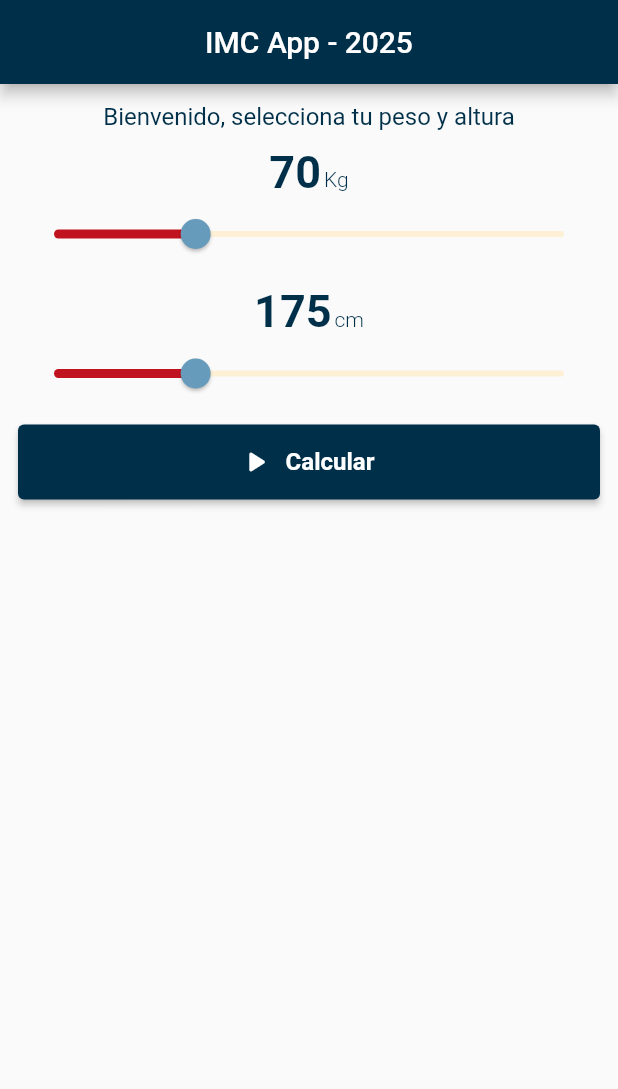
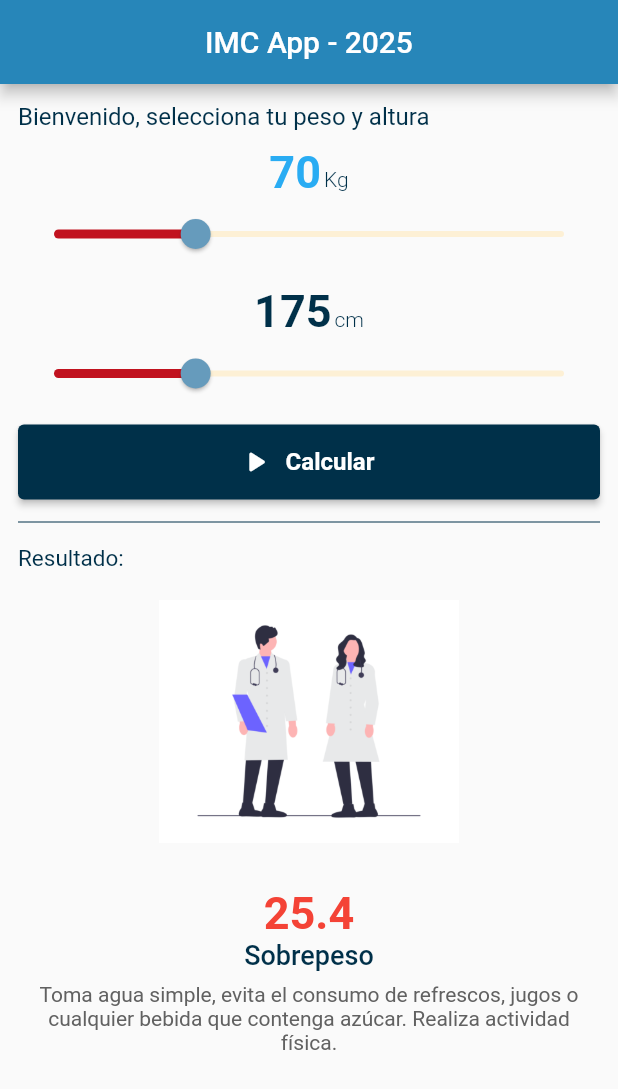
Before and after one commit to emersonTH1/app07_imc_20242, a Flutter app: the screen it shows after launch, on a phone screen of 412 x 824 dp. Shown: the top 1089 px of the screen. Run offline on Flutter 3.47's test engine with Material 3 defaults, Android fonts, the phone set to English and light mode, and no system bars.

Commit message:
se colmino

```diff
--- a/lib/home_page.dart
+++ b/lib/home_page.dart
@@ -7,13 +7,14 @@ class HomePage extends StatelessWidget {
   Widget build(BuildContext context) {
     return Scaffold(
       appBar: AppBar(
-        backgroundColor: Color(0xFF003049),
+        backgroundColor: Color.fromARGB(255, 39, 134, 185),
         title: Text("IMC App - 2025"),
         centerTitle: true,
       ),
       body: Padding(
         padding: const EdgeInsets.all(12.0),
         child: Column(
+          crossAxisAlignment: CrossAxisAlignment.start,
           children: [
             Text(
               "Bienvenido, selecciona tu peso y altura",
@@ -22,9 +23,7 @@ class HomePage extends StatelessWidget {
                 color: Color(0xFF003049),
               ),
             ),
-            SizedBox(
-              height: 10.0,
-            ),
+            SizedBox(height: 10.0),
             Row(
               mainAxisAlignment: MainAxisAlignment.center,
               crossAxisAlignment: CrossAxisAlignment.baseline,
@@ -35,12 +34,10 @@ class HomePage extends StatelessWidget {
                   style: TextStyle(
                     fontSize: 30.0,
                     fontWeight: FontWeight.bold,
-                    color: Color(0xFF003049),
+                    color: Color.fromARGB(255, 41, 172, 243),
                   ),
                 ),
-                SizedBox(
-                  width: 2.0,
-                ),
+                SizedBox(width: 2.0),
                 Text(
                   "Kg",
                   style: TextStyle(
@@ -56,14 +53,8 @@ class HomePage extends StatelessWidget {
               min: 20,
               max: 200,
               onChanged: (double value) {},
-              // activeColor: Colors.amber,
-              // inactiveColor: Colors.blue,
-              // overlayColor: Color(Colors.amber) ,
-              // thumbColor: Colors.red,
             ),
-            SizedBox(
-              height: 10.0,
-            ),
+            SizedBox(height: 10.0),
             Row(
               mainAxisAlignment: MainAxisAlignment.center,
               crossAxisAlignment: CrossAxisAlignment.baseline,
@@ -77,9 +68,7 @@ class HomePage extends StatelessWidget {
                     color: Color(0xFF003049),
                   ),
                 ),
-                SizedBox(
-                  width: 2.0,
-                ),
+                SizedBox(width: 2.0),
                 Text(
                   "cm",
                   style: TextStyle(
@@ -96,9 +85,7 @@ class HomePage extends StatelessWidget {
               max: 200,
               onChanged: (double value) {},
             ),
-            SizedBox(
-              height: 10.0,
-            ),
+            SizedBox(height: 10.0),
             SizedBox(
               width: double.infinity,
               height: 50.0,
@@ -117,6 +104,61 @@ class HomePage extends StatelessWidget {
                 ),
               ),
             ),
+            SizedBox(height: 10.0),
+            Divider(
+              height: 10.0,
+              color: Color(0xFF003049),
+            ),
+            SizedBox(height: 10.0),
+            Text(
+              "Resultado:",
+              style: TextStyle(
+                fontSize: 15.0,
+                color: Color(0xFF003049),
+              ),
+            ),
+            Center(
+              child: Image.asset(
+                "assets/images/image4.png",
+                height: 200.0,
+                width: 200.0,
+                fit: BoxFit.contain,
+              ),
+            ),
+            SizedBox(height: 10.0),
+            Center(
+              child: Column(
+                children: [
+                  Text(
+                    "25.4",
+                    style: TextStyle(
+                      fontSize: 30.0,
+                      fontWeight: FontWeight.bold,
+                      color: Colors.red,
+                    ),
+                  ),
+                  Text(
+                    "Sobrepeso",
+                    style: TextStyle(
+                      fontSize: 18.0,
+                      fontWeight: FontWeight.w500,
+                      color: Color(0xFF003049),
+                    ),
+                  ),
+                  Padding(
+                    padding: const EdgeInsets.all(8.0),
+                    child: Text(
+                      "Toma agua simple, evita el consumo de refrescos, jugos o cualquier bebida que contenga azúcar. Realiza actividad física.",
+                      textAlign: TextAlign.center,
+                      style: TextStyle(
+                        fontSize: 14.0,
+                        color: Colors.grey[700],
+                      ),
+                    ),
+                  ),
+                ],
+              ),
+            ),
           ],
         ),
       ),
```
Also changed, not shown: pubspec.yaml (+4 -5 lines), assets/images/image1.png (added), assets/images/image2.png (added), assets/images/image3.png (added), assets/images/image4.png (added), pubspec.lock.
